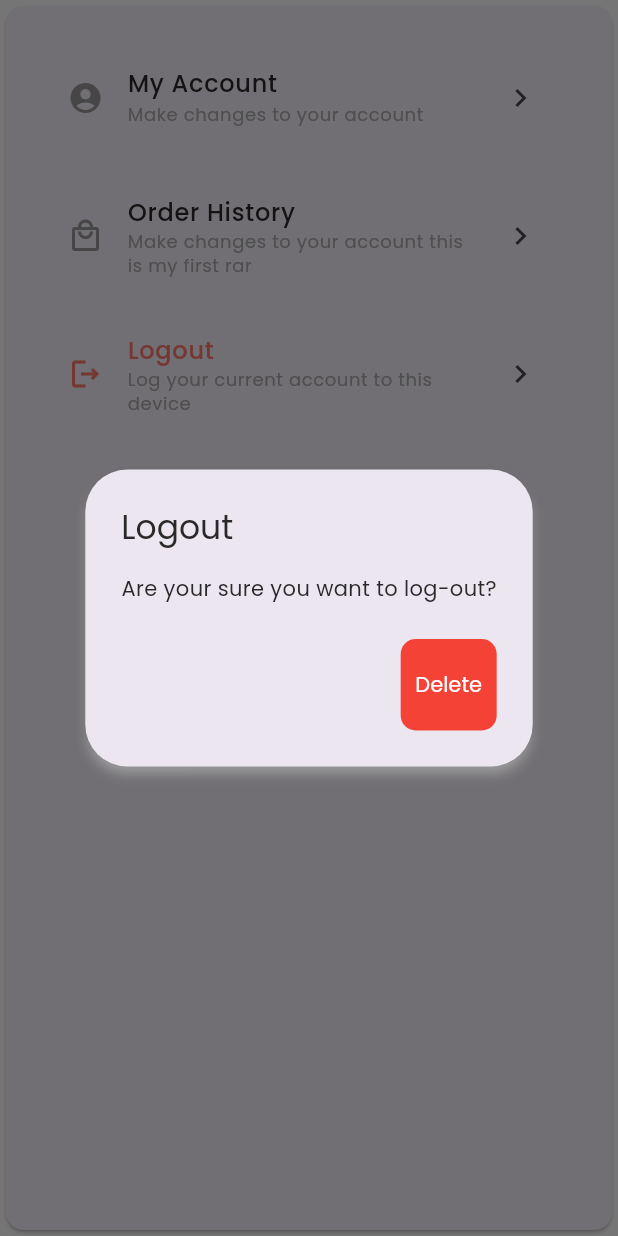
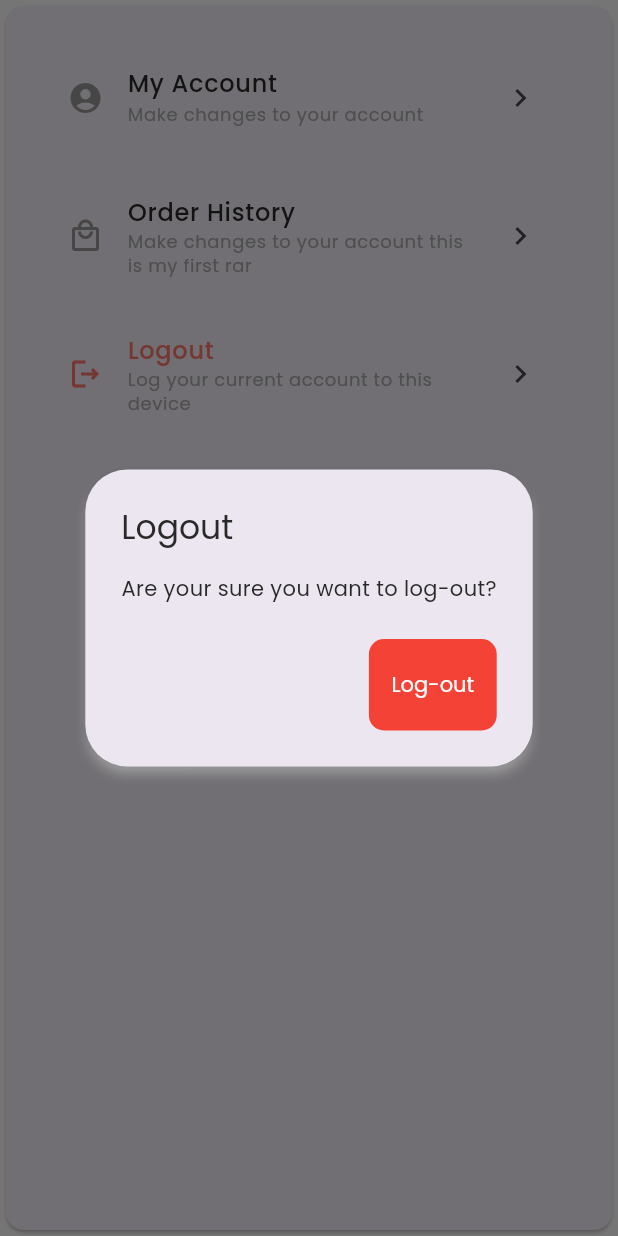
Before and after one commit to Isagani-lapira/LHD-Mobile-Application, a Flutter app: the AccountOption widget shown alone on an empty page, opened directly, after a tap on "Logout", on a phone screen of 412 x 824 dp. Run offline on Flutter 3.47's test engine with Material 3 defaults, Android fonts, the phone set to English and light mode, and no system bars; our stand-ins replace carousel_slider, chips_choice, cloud_firestore, firebase_auth, firebase_core, loading_animation_widget and 1 more; accounts and stored records are empty; network calls fail.

Commit message:
Fix label of logout and adding padding to text button

```diff
--- a/lhd_app/lib/theme/theme.dart
+++ b/lhd_app/lib/theme/theme.dart
@@ -39,7 +39,7 @@ class AppTheme {
           color: Colors.white,
           fontFamily: 'Poppins',
         )),
-        padding: MaterialStatePropertyAll(EdgeInsets.symmetric(vertical: 20.0)),
+        padding: MaterialStatePropertyAll(EdgeInsets.symmetric(vertical: 20.0,horizontal: 15.0)),
       ),
     ),
     outlinedButtonTheme: const OutlinedButtonThemeData(
--- a/lhd_app/lib/widget/accountoptionwidget.dart
+++ b/lhd_app/lib/widget/accountoptionwidget.dart
@@ -30,7 +30,7 @@ class _AccountOptionState extends State<AccountOption> {
               return CustomAlertDialog(
                 title: 'Logout',
                 message: 'Are your sure you want to log-out?',
-                positiveButton: 'Delete',
+                positiveButton: 'Log-out',
                 onPressed: (c) {
                   Authentication.signOut(context);
                   Navigator.pushNamed(context, HomeScreen.id);
```
